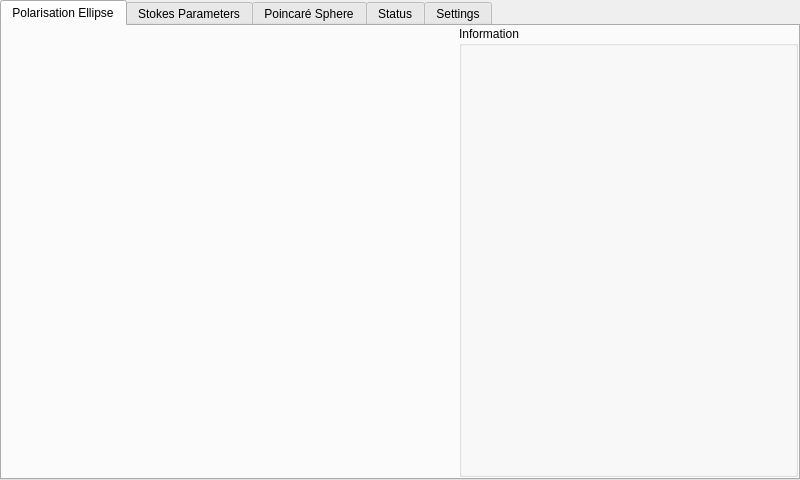
First picture: the form in Software/Frontend/InterfaceV1/gui.ui, repository shaun03672/PortableRealTimePolarimeter, before the edit.
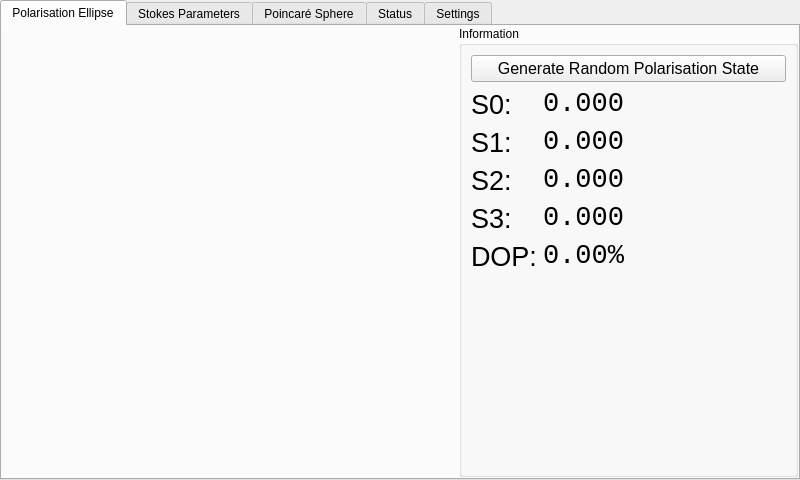
Second picture: the form after the edit. Custom widgets are drawn as their Qt base class.

Commit message: Added polarisation ellipse generation, added polarisation state generator, added Stokes parameter and DOP labels

Diff of the .ui file:
```diff
--- a/Software/Frontend/InterfaceV1/gui.ui
+++ b/Software/Frontend/InterfaceV1/gui.ui
@@ -109,6 +109,167 @@
           <property name="title">
            <string>Information</string>
           </property>
+          <layout class="QFormLayout" name="formLayout">
+           <item row="0" column="0" colspan="2">
+            <widget class="QPushButton" name="rand_stokes_button_xyplot">
+             <property name="font">
+              <font>
+               <pointsize>12</pointsize>
+              </font>
+             </property>
+             <property name="text">
+              <string>Generate Random Polarisation State</string>
+             </property>
+            </widget>
+           </item>
+           <item row="1" column="0">
+            <widget class="QLabel" name="s0_label_xyplot">
+             <property name="font">
+              <font>
+               <pointsize>20</pointsize>
+              </font>
+             </property>
+             <property name="text">
+              <string>S0:</string>
+             </property>
+            </widget>
+           </item>
+           <item row="1" column="1">
+            <widget class="QLabel" name="s0_value_xyplot">
+             <property name="font">
+              <font>
+               <family>Consolas</family>
+               <pointsize>20</pointsize>
+              </font>
+             </property>
+             <property name="text">
+              <string>0.000</string>
+             </property>
+            </widget>
+           </item>
+           <item row="2" column="0">
+            <widget class="QLabel" name="s1_label_xyplot">
+             <property name="font">
+              <font>
+               <pointsize>20</pointsize>
+              </font>
+             </property>
+             <property name="text">
+              <string>S1:</string>
+             </property>
+            </widget>
+           </item>
+           <item row="2" column="1">
+            <widget class="QLabel" name="s1_value_xyplot">
+             <property name="font">
+              <font>
+               <family>Consolas</family>
+               <pointsize>20</pointsize>
+              </font>
+             </property>
+             <property name="text">
+              <string>0.000</string>
+             </property>
+            </widget>
+           </item>
+           <item row="3" column="0">
+            <widget class="QLabel" name="s2_label_xyplot">
+             <property name="font">
+              <font>
+               <pointsize>20</pointsize>
+              </font>
+             </property>
+             <property name="text">
+              <string>S2:</string>
+             </property>
+            </widget>
+           </item>
+           <item row="3" column="1">
+            <widget class="QLabel" name="s2_value_xyplot">
+             <property name="font">
+              <font>
+               <family>Consolas</family>
+               <pointsize>20</pointsize>
+              </font>
+             </property>
+             <property name="text">
+              <string>0.000</string>
+             </property>
+            </widget>
+           </item>
+           <item row="4" column="0">
+            <widget class="QLabel" name="s3_label_xyplot">
+             <property name="font">
+              <font>
+               <pointsize>20</pointsize>
+              </font>
+             </property>
+             <property name="text">
+              <string>S3:</string>
+             </property>
+            </widget>
+           </item>
+           <item row="4" column="1">
+            <widget class="QLabel" name="s3_value_xyplot">
+             <property name="font">
+              <font>
+               <family>Consolas</family>
+               <pointsize>20</pointsize>
+              </font>
+             </property>
+             <property name="text">
+              <string>0.000</string>
+             </property>
+            </widget>
+           </item>
+           <item row="5" column="0">
+            <widget class="QLabel" name="dop_label_xyplot">
+             <property name="font">
+              <font>
+               <pointsize>20</pointsize>
+              </font>
+             </property>
+             <property name="text">
+              <string>DOP:</string>
+             </property>
+            </widget>
+           </item>
+           <item row="5" column="1">
+            <widget class="QLabel" name="dop_value_xyplot">
+             <property name="font">
+              <font>
+               <family>Consolas</family>
+               <pointsize>20</pointsize>
+              </font>
+             </property>
+             <property name="text">
+              <string>0.00%</string>
+             </property>
+            </widget>
+           </item>
+          </layout>
+         </widget>
+        </item>
+        <item row="0" column="1">
+         <widget class="PlotWidget" name="polarisation_ellipse_widget" native="true">
+          <property name="sizePolicy">
+           <sizepolicy hsizetype="Fixed" vsizetype="Fixed">
+            <horstretch>0</horstretch>
+            <verstretch>0</verstretch>
+           </sizepolicy>
+          </property>
+          <property name="minimumSize">
+           <size>
+            <width>451</width>
+            <height>451</height>
+           </size>
+          </property>
+          <property name="maximumSize">
+           <size>
+            <width>451</width>
+            <height>451</height>
+           </size>
+          </property>
          </widget>
         </item>
        </layout>
```
Left out of the diff: 300 changed lines with no effect on the pictures. The commit also changes 2 other files.
